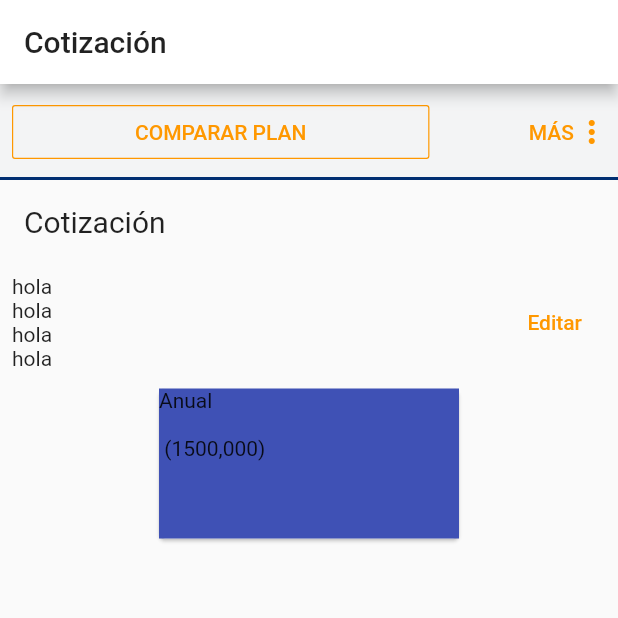
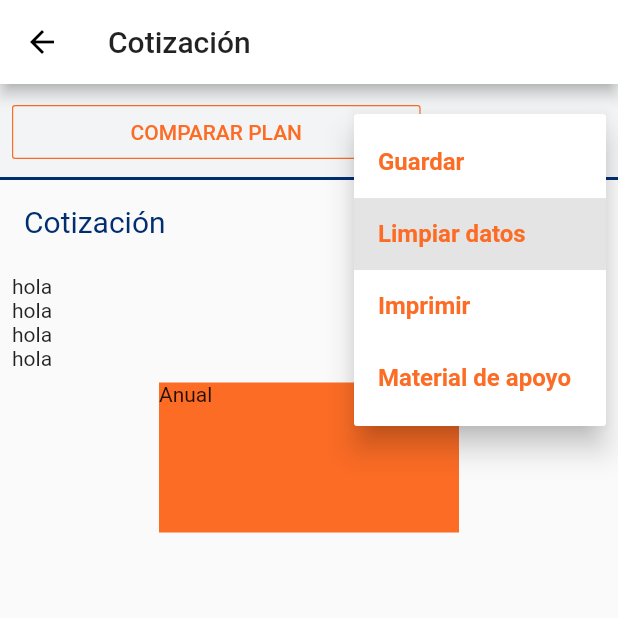
Before and after one commit to mariscalsantiago/temporalIntermediarios, a Flutter app: the Cotizacion screen opened directly, after a tap on "MÁS", on a phone screen of 412 x 824 dp, the top half of it. Run offline on Flutter 3.47's test engine with Material 2 defaults, Android fonts, the phone set to English and light mode, and no system bars; our stand-ins replace localstorage, shared_preferences, table_calendar; missing offline and left inert: date_range_picker, grouped_buttons, load; accounts and stored records are empty; network calls fail.

Commit message:
Estilos Utilidades

```diff
--- a/cotizador_agente/lib/utils/Utils.dart
+++ b/cotizador_agente/lib/utils/Utils.dart
@@ -1,8 +1,7 @@
 import 'package:flutter/material.dart';
-class Utils {
-   static Function() notifyMain;
-
-
-
+class Utilidades {
+   static Color sombra = Color(int.parse("F3F4F5", radix: 16)).withOpacity(1.0);
+   static Color color_titulo = Color(int.parse("002e71", radix: 16)).withOpacity(1.0);
+   static Color color_primario = Color(int.parse("fc6c25", radix: 16)).withOpacity(1.0);
 
 }
--- a/cotizador_agente/lib/vistas/Cotizacion.dart
+++ b/cotizador_agente/lib/vistas/Cotizacion.dart
@@ -3,6 +3,7 @@
 import 'dart:async';
 import 'dart:convert';
 import 'package:cotizador_agente/modelos_widget/modelo_seccion.dart';
+import 'package:cotizador_agente/utils/Utils.dart';
 import 'package:flutter/cupertino.dart';
 import 'package:http/http.dart' as http;
 import 'package:cotizador_agente/modelos/modelos.dart';
@@ -30,22 +31,22 @@ class _CotizacionState extends State<Cotizacion> {
       children: <Widget>[
 
         Container(
-          color: new Color(int.parse("F3F4F5", radix: 16)).withOpacity(1.0),
+          color: Utilidades.sombra,
           child: Row(
 
             children: <Widget>[
 
                   Expanded(
-                    flex: 10,
+                    flex: 7,
 
                     child:  Padding(
                       padding: const EdgeInsets.all(8.0),
                       child: OutlineButton(
-                        textColor: Colors.orange,
+                        textColor: Utilidades.color_primario,
                         child: Text("COMPARAR PLAN"),
                         onPressed: () {},
                         borderSide: BorderSide(
-                          color: Colors.orange, //Color of the border
+                          color: Utilidades.color_primario, //Color of the border
                           style: BorderStyle.solid, //Style of the border
                           width: 0.8, //width of the border
                         ),
@@ -54,42 +55,12 @@ class _CotizacionState extends State<Cotizacion> {
 
                   ),
 
-                  Expanded(
-                    flex: 3,
-                    child:  Padding(
-                      padding: const EdgeInsets.all(0),
-                      child: Container(
-                        width: double.infinity,
-                        alignment: Alignment(1, 0),
-                        child: FlatButton(
-                          padding: const EdgeInsets.all(0),
-                          textColor: Colors.orange,
-                          disabledColor: Colors.orange,
-                          disabledTextColor: Colors.orange,
-                          // splashColor: Colors.blueAccent,
-                          onPressed: () {
-                            /*...*/
-                          },
-                          child: Container(
-                            width: double.infinity,
-                            child: Text(
-                              "MÁS",
-                              style: TextStyle(fontSize: 14.0),
-                              textAlign: TextAlign.right,
 
-                            ),
-                          ),
-                        ),
-                      ),
-                    ),
-
-                  ),
 
                   Expanded(
 
-                    flex: 1,
+                    flex: 3,
                     child: Container(
-                      alignment: Alignment(-1, 0),
                       width: double.infinity,
                       child: (
                           PopupMenuButton(
@@ -100,7 +71,7 @@ class _CotizacionState extends State<Cotizacion> {
                                 child: Text(
                                   "Guardar",
                                   style: TextStyle(
-                                      color: Colors.orange, fontWeight: FontWeight.w700),
+                                      color: Utilidades.color_primario, fontWeight: FontWeight.w700),
                                 ),
                               ),
                               PopupMenuItem(
@@ -108,7 +79,7 @@ class _CotizacionState extends State<Cotizacion> {
                                 child: Text(
                                   "Limpiar datos",
                                   style: TextStyle(
-                                      color: Colors.orange, fontWeight: FontWeight.w700),
+                                      color: Utilidades.color_primario, fontWeight: FontWeight.w700),
                                 ),
                               ),
                               PopupMenuItem(
@@ -116,7 +87,7 @@ class _CotizacionState extends State<Cotizacion> {
                                 child: Text(
                                   "Imprimir",
                                   style: TextStyle(
-                                      color: Colors.orange, fontWeight: FontWeight.w700),
+                                      color: Utilidades.color_primario, fontWeight: FontWeight.w700),
                                 ),
                               ),
                               PopupMenuItem(
@@ -124,7 +95,7 @@ class _CotizacionState extends State<Cotizacion> {
                                 child: Text(
                                   "Material de apoyo",
                                   style: TextStyle(
-                                      color: Colors.orange, fontWeight: FontWeight.w700),
+                                      color: Utilidades.color_primario, fontWeight: FontWeight.w700),
                                 ),
                               ),
                             ],
@@ -135,7 +106,18 @@ class _CotizacionState extends State<Cotizacion> {
                             onSelected: (value) {
                               print("value:$value");
                             },
-                            child: Icon(Icons.more_vert, color: Colors.orange,),
+                            child: Row(
+                              mainAxisAlignment: MainAxisAlignment.end,
+                              children: <Widget>[
+                                Text(
+                                  "MÁS",
+                                  style: TextStyle(fontSize: 14.0, color: Utilidades.color_primario),
+                                  textAlign: TextAlign.right,
+
+                                ),
+                                Icon(Icons.more_vert, color: Utilidades.color_primario,),
+                              ],
+                            ),
                           )
 
                       ),
@@ -155,7 +137,7 @@ class _CotizacionState extends State<Cotizacion> {
               child: Container(
                   child: Divider( //002e71
                     thickness: 2,
-                    color: Color(int.parse("002e71", radix: 16)).withOpacity(1.0),
+                    color: Utilidades.color_titulo,
 
                     height: 0,
                   )),
@@ -169,7 +151,7 @@ class _CotizacionState extends State<Cotizacion> {
               padding: const EdgeInsets.all(16.0),
               child: Text(
                 ("Cotización"), maxLines: 2, overflow: TextOverflow.ellipsis,
-                style: TextStyle(fontSize: 20.0),
+                style: TextStyle(fontSize: 20.0, color: Utilidades.color_titulo),
               ),
             ),
           ],
@@ -209,9 +191,9 @@ class _CotizacionState extends State<Cotizacion> {
                 child: Padding(
                   padding: const EdgeInsets.all(8.0),
                   child: FlatButton(
-                    textColor: Colors.orange,
-                    disabledColor: Colors.orange,
-                    disabledTextColor: Colors.orange,
+                    textColor: Utilidades.color_primario,
+                    disabledColor: Utilidades.color_primario,
+                    disabledTextColor: Utilidades.color_primario,
                     // splashColor: Colors.blueAccent,
                     onPressed: () {
                       /*...*/
@@ -237,17 +219,17 @@ class _CotizacionState extends State<Cotizacion> {
           mainAxisAlignment: MainAxisAlignment.center,
           children: <Widget>[
 
-            Card(
-              child: new InkWell(
-                onTap: () {
-                  print("tapped");
-                },
-                child: Container(
-                  width: 200.0,
-                  height: 100.0,
-                  color: Colors.indigo,
-                  child: Text('Anual\n \n (1500,000)'),
-                ),
+            Container(
+              width: 200.0,
+              height: 100.0,
+              color: Colors.transparent,
+              child: Container(
+                width: 200.0,
+                height: 100.0,
+
+
+                color: Utilidades.color_primario,
+                child: Text('Anual'),
               ),
             ),
 
```
Also changed, not shown: cotizador_agente/lib/main.dart (+119 -2 lines), cotizador_agente/lib/modelos_widget/modelo_seccion.dart (+112 -151 lines).
